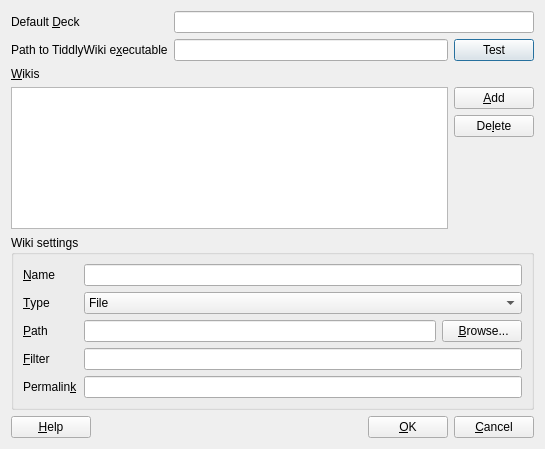
Old version of the form anki-plugin/designer/settings_dialog.ui in the repository sobjornstad/TiddlyRemember.
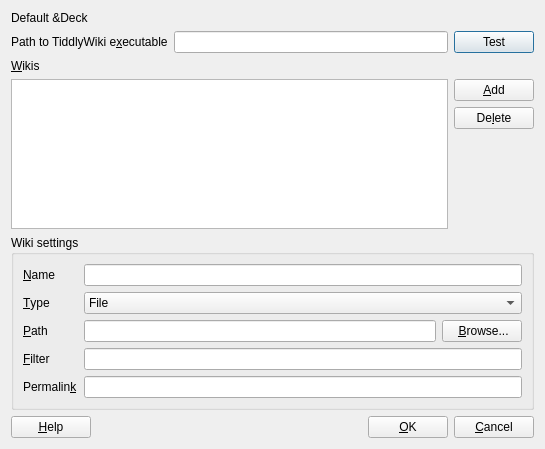
New version of the form.

Commit message: use Anki deck chooser to select default deck

The edit to the form file:
```diff
--- a/anki-plugin/designer/settings_dialog.ui
+++ b/anki-plugin/designer/settings_dialog.ui
@@ -47,7 +47,7 @@
       </widget>
      </item>
      <item row="0" column="1" colspan="2">
-      <widget class="QLineEdit" name="defaultDeck_"/>
+      <widget class="QWidget" name="deckWidget" native="true"/>
      </item>
     </layout>
    </item>
```
Left out of the diff: 60 changed lines with no effect on the pictures. The commit also changes 1 other file.
